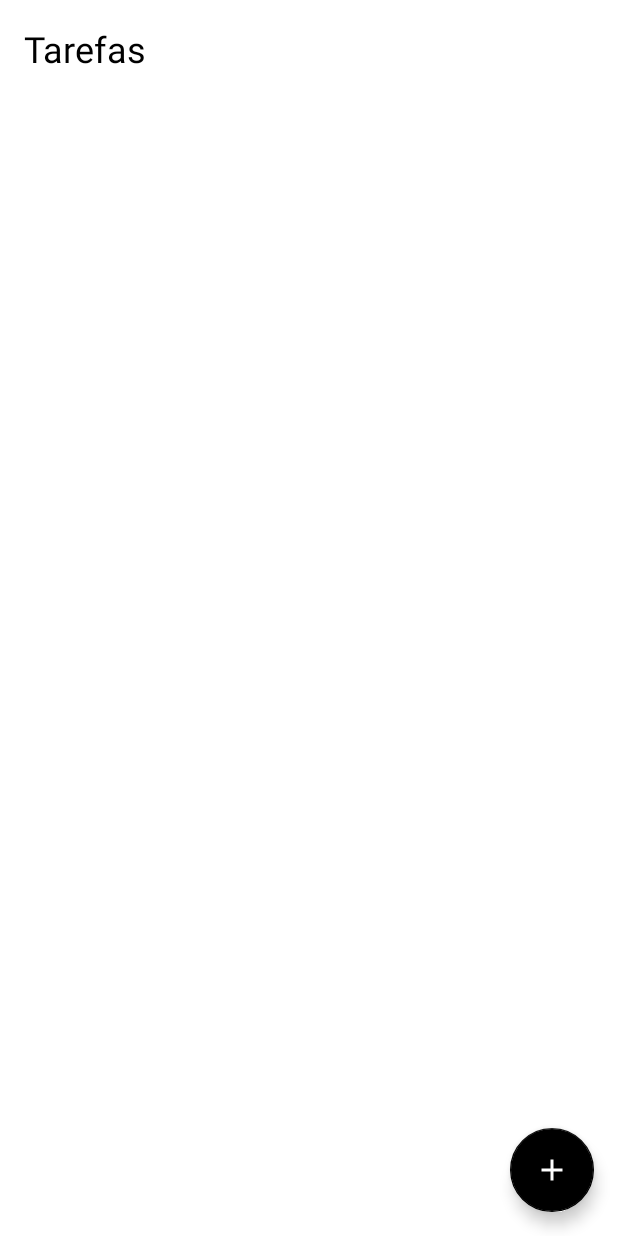
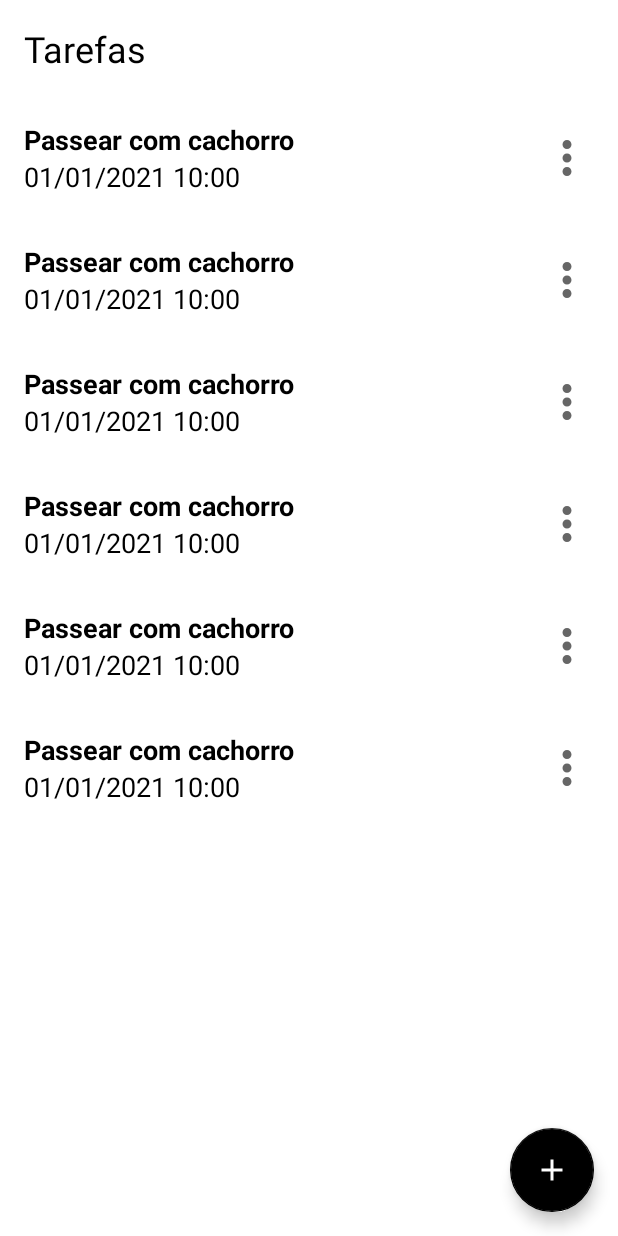
Before and after one commit to dijoncavalcante/todo-list, an Android app: the layout activity_main.xml on its own in the app's theme, with its tools: preview values and no code run, on a phone screen of 412 x 824 dp. Run offline under Robolectric (Android 15) with nearby library versions, the phone set to English and light mode, and no system bars.

Commit message:
feature: List all tasks

```diff
--- a/app/src/main/AndroidManifest.xml
+++ b/app/src/main/AndroidManifest.xml
@@ -9,16 +9,14 @@
         android:roundIcon="@mipmap/ic_launcher_round"
         android:supportsRtl="true"
         android:theme="@style/Theme.ToDoList">
-        <activity android:name=".MainActivity">
-
-        </activity>
-        <activity android:name=".ui.AddTaskActivity" >
+        <activity android:name=".ui.MainActivity">
             <intent-filter>
                 <action android:name="android.intent.action.MAIN" />
 
                 <category android:name="android.intent.category.LAUNCHER" />
             </intent-filter>
         </activity>
+        <activity android:name=".ui.AddTaskActivity" />
     </application>
 
 </manifest>
--- a/app/src/main/java/com/dijon/todolist/ui/AddTaskActivity.kt
+++ b/app/src/main/java/com/dijon/todolist/ui/AddTaskActivity.kt
@@ -1,5 +1,6 @@
 package com.dijon.todolist.ui
 
+import android.app.Activity
 import android.os.Bundle
 import androidx.appcompat.app.AppCompatActivity
 import com.dijon.todolist.databinding.ActivityAddTaskBinding
@@ -59,6 +60,8 @@ class AddTaskActivity : AppCompatActivity() {
                 hour = binding.tilHour.text
             )
             TaskDataSource.insertTask(task)
+            setResult(Activity.RESULT_OK)
+            finish()
         }
     }
 }
--- /dev/null
+++ b/app/src/main/res/drawable/ic_more.xml
@@ -0,0 +1,10 @@
+<vector xmlns:android="http://schemas.android.com/apk/res/android"
+    android:width="24dp"
+    android:height="24dp"
+    android:viewportWidth="24"
+    android:viewportHeight="24"
+    android:tint="?attr/colorControlNormal">
+  <path
+      android:fillColor="@android:color/white"
+      android:pathData="M12,8c1.1,0 2,-0.9 2,-2s-0.9,-2 -2,-2 -2,0.9 -2,2 0.9,2 2,2zM12,10c-1.1,0 -2,0.9 -2,2s0.9,2 2,2 2,-0.9 2,-2 -0.9,-2 -2,-2zM12,16c-1.1,0 -2,0.9 -2,2s0.9,2 2,2 2,-0.9 2,-2 -0.9,-2 -2,-2z"/>
+</vector>
--- a/app/src/main/res/layout/activity_main.xml
+++ b/app/src/main/res/layout/activity_main.xml
@@ -4,7 +4,7 @@
     xmlns:tools="http://schemas.android.com/tools"
     android:layout_width="match_parent"
     android:layout_height="match_parent"
-    tools:context=".MainActivity">
+    tools:context=".ui.MainActivity">
 
     <TextView
         android:id="@+id/tv_title"
@@ -17,13 +17,25 @@
         app:layout_constraintStart_toStartOf="parent"
         app:layout_constraintTop_toTopOf="parent" />
 
+    <androidx.recyclerview.widget.RecyclerView
+        android:id="@+id/rv_tasks"
+        android:layout_width="match_parent"
+        android:layout_height="0dp"
+        android:layout_marginTop="16dp"
+        app:layoutManager="androidx.recyclerview.widget.LinearLayoutManager"
+        app:layout_constraintBottom_toTopOf="@id/fab_add_task"
+        app:layout_constraintTop_toBottomOf="@id/tv_title"
+        tools:itemCount="8"
+        tools:listitem="@layout/item_task" />
+
     <com.google.android.material.floatingactionbutton.FloatingActionButton
+        android:id="@+id/fab_add_task"
         android:layout_width="wrap_content"
         android:layout_height="wrap_content"
+        android:layout_margin="16dp"
+        android:contentDescription="@string/new_task"
+        app:layout_constraintBottom_toBottomOf="parent"
         app:layout_constraintEnd_toEndOf="parent"
-        app:layout_constraintBottom_toBottomOf="parent"
-        app:srcCompat="@drawable/ic_add"
-        android:layout_margin="16dp"
-        />
+        app:srcCompat="@drawable/ic_add" />
 
 </androidx.constraintlayout.widget.ConstraintLayout>
--- /dev/null
+++ b/app/src/main/res/layout/item_task.xml
@@ -0,0 +1,39 @@
+<?xml version="1.0" encoding="utf-8"?>
+<androidx.constraintlayout.widget.ConstraintLayout xmlns:android="http://schemas.android.com/apk/res/android"
+    xmlns:app="http://schemas.android.com/apk/res-auto"
+    xmlns:tools="http://schemas.android.com/tools"
+    android:layout_width="match_parent"
+    android:layout_height="wrap_content"
+    android:layout_margin="16dp">
+
+    <TextView
+        android:id="@+id/tv_title"
+        android:layout_width="wrap_content"
+        android:layout_height="wrap_content"
+        android:textColor="@color/black"
+        android:textSize="18sp"
+        android:textStyle="bold"
+        app:layout_constraintStart_toStartOf="parent"
+        app:layout_constraintTop_toTopOf="parent"
+        tools:text="Passear com cachorro" />
+
+    <TextView
+        android:id="@+id/tv_date"
+        android:layout_width="wrap_content"
+        android:layout_height="wrap_content"
+        android:textColor="@color/black"
+        android:textSize="18sp"
+        app:layout_constraintStart_toStartOf="@id/tv_title"
+        app:layout_constraintTop_toBottomOf="@id/tv_title"
+        tools:text="01/01/2021 10:00" />
+
+    <androidx.appcompat.widget.AppCompatImageView
+        android:id="@+id/iv_more"
+        android:layout_width="36dp"
+        android:layout_height="36dp"
+        app:layout_constraintBottom_toBottomOf="parent"
+        app:layout_constraintEnd_toEndOf="parent"
+        app:layout_constraintTop_toTopOf="parent"
+        app:srcCompat="@drawable/ic_more" />
+
+</androidx.constraintlayout.widget.ConstraintLayout>
--- a/app/src/main/res/values/strings.xml
+++ b/app/src/main/res/values/strings.xml
@@ -6,4 +6,7 @@
     <string name="data_label">Data</string>
     <string name="hora_label">Hora</string>
     <string name="cancelar_label">Cancelar</string>
+    <string name="new_task">Nova Tarefa</string>
+    <string name="edit_label">Edit</string>
+    <string name="delete_label">Deletar</string>
 </resources>
```
Also changed, not shown: app/src/main/java/com/dijon/todolist/MainActivity.kt (deleted, +0 -11 lines), app/src/main/java/com/dijon/todolist/ui/MainActivity.kt (added, +48 -0 lines), app/src/main/java/com/dijon/todolist/ui/TaskListAdapter.kt (added, +58 -0 lines), app/src/main/res/menu/popup_menu.xml (added, +9 -0 lines).
